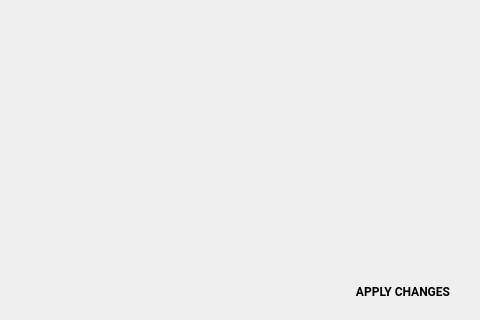
The window that android/android-emu/android/skin/qt/extended-pages/multi-display-page.ui (aosp-mirror/platform_external_qemu) describes before a commit, drawn with Qt 5; both pictures show x 138 to 618 and y 221 to 541 of the 618 by 541 pixel window.
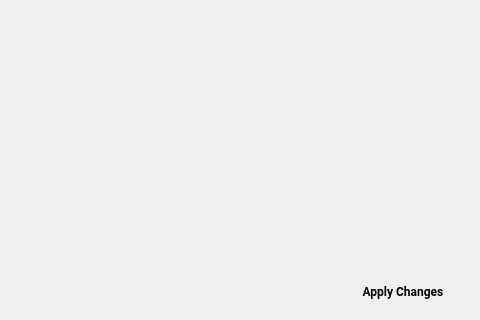
The same window after the commit. Custom widgets are drawn as their Qt base class.

```diff
--- a/android/android-emu/android/skin/qt/extended-pages/multi-display-page.ui
+++ b/android/android-emu/android/skin/qt/extended-pages/multi-display-page.ui
@@ -323,7 +323,7 @@
           </font>
          </property>
          <property name="text">
-          <string>APPLY CHANGES</string>
+          <string>Apply Changes</string>
          </property>
          <property name="flat">
           <bool>true</bool>
```
